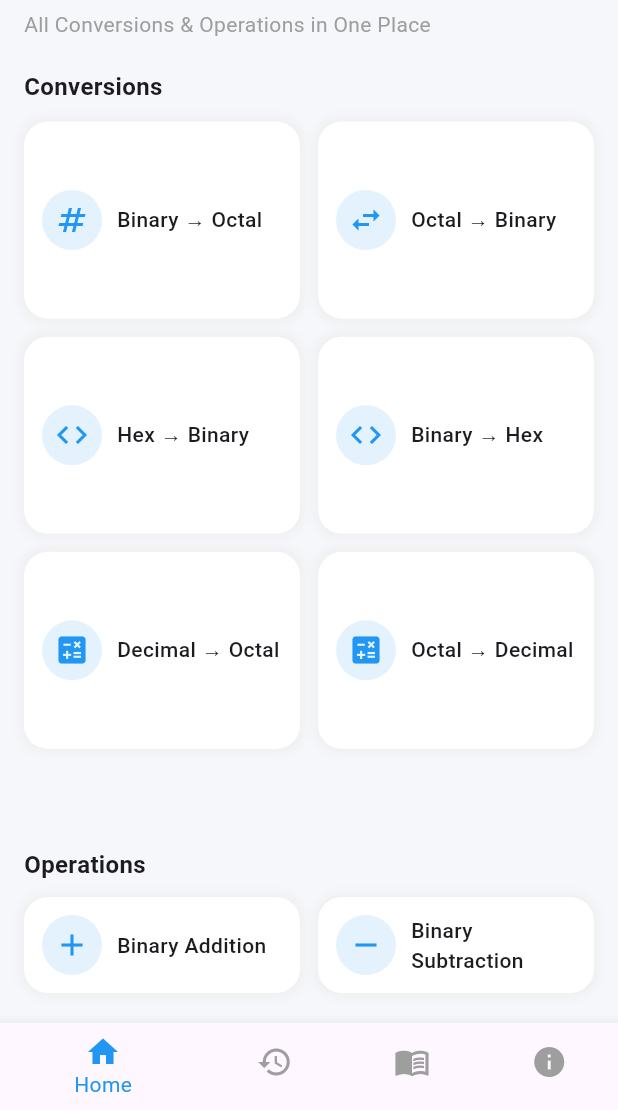
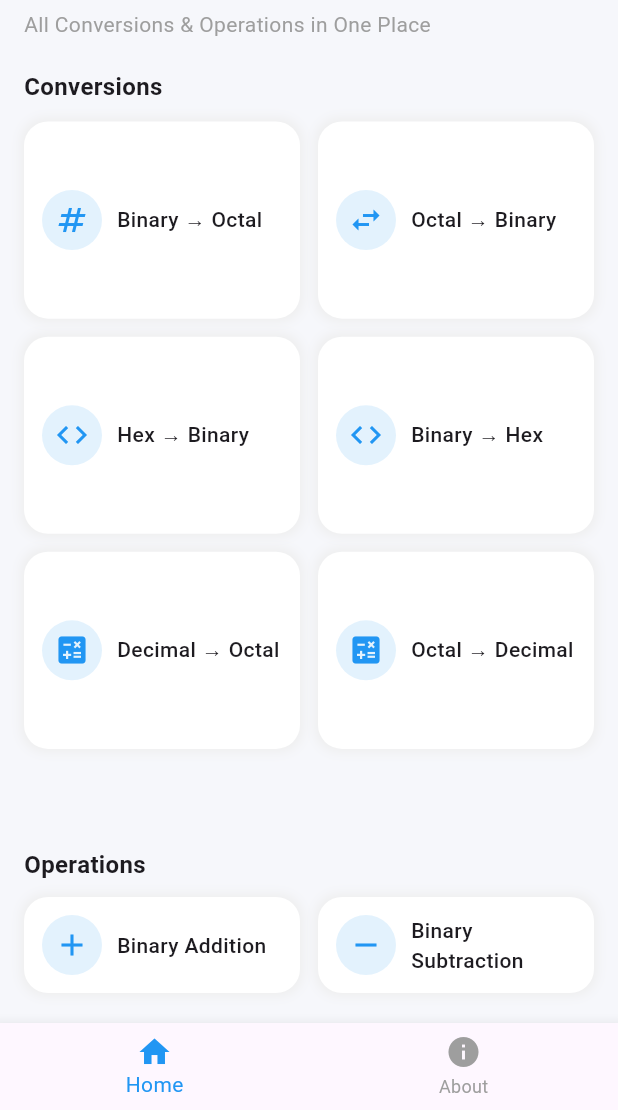
Before and after one commit to sakib2107/Number_System_App, a Flutter app: the screen it shows after launch, on a phone screen of 412 x 824 dp, the part 126-1236 px from its top. Run offline on Flutter 3.47's test engine with Material 3 defaults, Android fonts, the phone set to English and light mode, and no system bars.

Commit message:
update ui

```diff
--- /dev/null
+++ b/lib/about.dart
@@ -0,0 +1,9 @@
+import 'package:flutter/material.dart';
+class About extends StatelessWidget {
+  const About({super.key});
+
+  @override
+  Widget build(BuildContext context) {
+    return const Scaffold();
+  }
+}
--- a/lib/home.dart
+++ b/lib/home.dart
@@ -164,8 +164,6 @@ class Home extends StatelessWidget {
         unselectedItemColor: Colors.grey,
         items: const [
           BottomNavigationBarItem(icon: Icon(Icons.home), label: "Home"),
-          BottomNavigationBarItem(icon: Icon(Icons.history), label: "History"),
-          BottomNavigationBarItem(icon: Icon(Icons.menu_book), label: "Learn"),
           BottomNavigationBarItem(icon: Icon(Icons.info), label: "About"),
         ],
       ),
```
Also changed, not shown: lib/main_nav.dart (added, +37 -0 lines).
